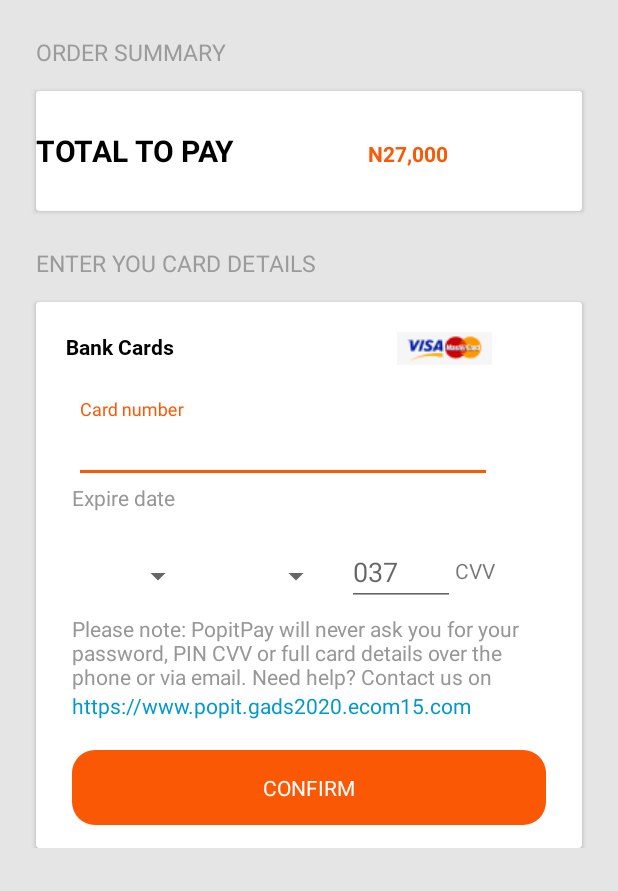
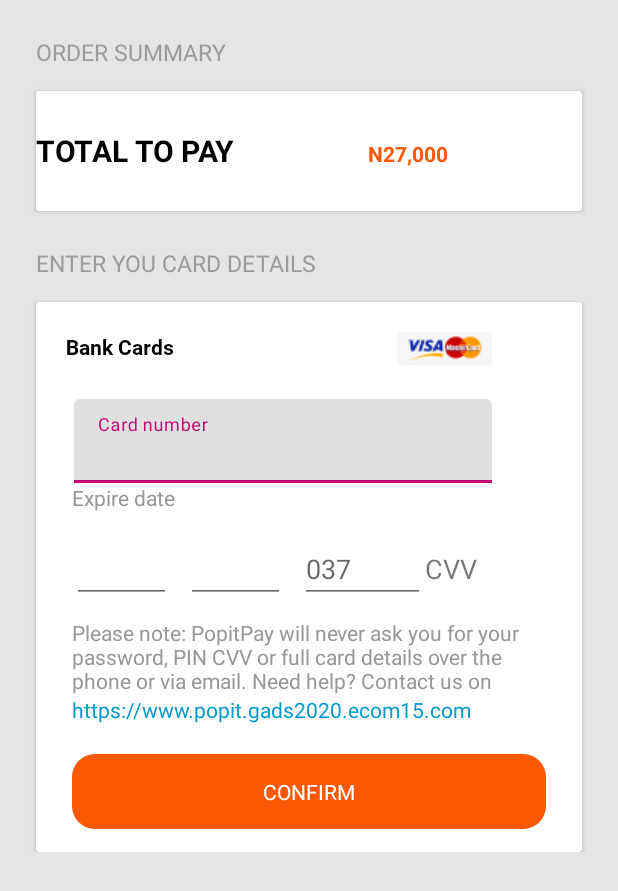
Before and after one commit to ultraSofti/PopiT, an Android app: the layout fragment_card_payment_screen.xml on its own in the app's theme, with its tools: preview values and no code run, on a phone screen of 412 x 824 dp. Shown: the top 891 px of the screen. Run offline under Robolectric (Android 15) with nearby library versions, the phone set to English and light mode, and no system bars.

Commit message:
Implementation of the user cart i.e getting total items prices and passing it to the checkout screens. Implementation of payment platform using payStack sdk

```diff
--- a/app/src/main/res/layout/fragment_card_payment_screen.xml
+++ b/app/src/main/res/layout/fragment_card_payment_screen.xml
@@ -152,33 +152,31 @@
                     android:layout_marginEnd="24dp"
                     android:orientation="horizontal">
 
-                    <Spinner
+                    <EditText
+                        android:layout_gravity="center_vertical"
+                        android:inputType="number"
                         android:id="@+id/spinner_month"
-
                         android:layout_width="wrap_content"
                         android:layout_height="wrap_content"
-
-                        android:layout_marginTop="15dp"
-                        android:layout_weight="1"
-                        android:gravity="start" />
-
-                    <Spinner
-                        android:id="@+id/spinner_year"
-
-                        android:layout_width="wrap_content"
-                        android:layout_height="wrap_content"
-                        android:layout_marginStart="10dp"
-                        android:layout_marginTop="15dp"
                         android:layout_weight="1"
                         android:gravity="start" />
 
                     <EditText
-                        android:id="@+id/edit_cw"
-
+                        android:layout_gravity="center_vertical"
+                        android:inputType="number"
+                        android:id="@+id/spinner_year"
                         android:layout_width="wrap_content"
                         android:layout_height="wrap_content"
                         android:layout_marginStart="10dp"
-                        android:layout_marginTop="2dp"
+                        android:layout_weight="1"
+                        android:gravity="start" />
+
+                    <EditText
+                        android:layout_gravity="center_vertical"
+                        android:id="@+id/edit_cvv"
+                        android:layout_width="wrap_content"
+                        android:layout_height="wrap_content"
+                        android:layout_marginStart="10dp"
                         android:layout_weight="1"
                         android:gravity="start"
                         android:hint="037"
@@ -187,9 +185,11 @@
                     <TextView
                         android:layout_width="wrap_content"
                         android:layout_height="wrap_content"
+                        android:layout_gravity="center_vertical"
                         android:layout_weight="1"
                         android:gravity="start"
-                        android:text="CVV" />
+                        android:text="CVV"
+                        android:textSize="18sp" />
 
 
                 </LinearLayout>
@@ -201,7 +201,7 @@
                     android:layout_height="wrap_content"
                     android:layout_below="@id/card_expire_date"
                     android:layout_marginStart="24dp"
-                    android:layout_marginTop="5dp"
+                    android:layout_marginTop="10dp"
                     android:layout_marginEnd="24dp"
                     android:text="@string/please_note_popitpay_will_never" />
 
@@ -220,7 +220,6 @@
                     android:id="@+id/tv_confirm_payment"
                     style="@style/viewproperties_proceed_payment"
                     android:layout_width="match_parent"
-
                     android:layout_height="50dp"
                     android:layout_below="@id/popit_link"
                     android:layout_marginStart="24dp"
--- a/app/src/main/res/layout/fragment_checkout_summary_screen.xml
+++ b/app/src/main/res/layout/fragment_checkout_summary_screen.xml
@@ -59,7 +59,7 @@
                     android:layout_alignParentEnd="true"
                     android:layout_marginStart="30dp"
                     android:layout_marginTop="30dp"
-                    android:layout_marginEnd="60dp"
+                    android:layout_marginEnd="63dp"
                     tools:text="N26,000" />
 
                 <TextView
--- a/app/src/main/res/values/styles.xml
+++ b/app/src/main/res/values/styles.xml
@@ -1,6 +1,6 @@
 <resources>
     <!-- Base application theme. -->
-    <style name="AppTheme" parent="Theme.AppCompat.Light.NoActionBar">
+    <style name="AppTheme" parent="Theme.MaterialComponents.Light.NoActionBar">
         <!-- Customize your theme here. -->
         <item name="colorPrimary">@color/colorPrimary</item>
         <item name="colorPrimaryDark">@color/colorPrimaryDark</item>
--- a/build.gradle
+++ b/build.gradle
@@ -6,15 +6,17 @@ buildscript {
         version_lifecycle = "2.2.0"
         version_recyclerview = "1.1.0"
         version_material = "1.2.1"
+        nav_version = "2.3.0"
     }
     repositories {
         google()
         jcenter()
     }
     dependencies {
-        classpath 'com.android.tools.build:gradle:4.0.2'
+        classpath 'com.android.tools.build:gradle:3.5.3'
         classpath "org.jetbrains.kotlin:kotlin-gradle-plugin:$kotlin_version"
         classpath 'com.google.gms:google-services:4.3.3'
+        classpath "androidx.navigation:navigation-safe-args-gradle-plugin:$nav_version"
 
         // NOTE: Do not place your application dependencies here; they belong
         // in the individual module build.gradle files
```
Also changed, not shown: app/build.gradle (+6 -3 lines), app/src/main/AndroidManifest.xml (+7 -0 lines), app/src/main/java/gads/mobile/ecom05/fragments/cart/CartFragment.kt (+11 -0 lines), app/src/main/java/gads/mobile/ecom05/fragments/checkout/CardPaymentFragment.kt (added, +87 -0 lines), app/src/main/java/gads/mobile/ecom05/fragments/checkout/CheckoutPaymentFragment.kt (added, +41 -0 lines), app/src/main/java/gads/mobile/ecom05/fragments/checkout/DeliveryFragment.kt (added, +48 -0 lines), app/src/main/java/gads/mobile/ecom05/fragments/checkout/SummaryFragment.kt (added, +38 -0 lines), app/src/main/res/navigation/main_nav_graph.xml (+63 -2 lines), gradle/wrapper/gradle-wrapper.properties.
